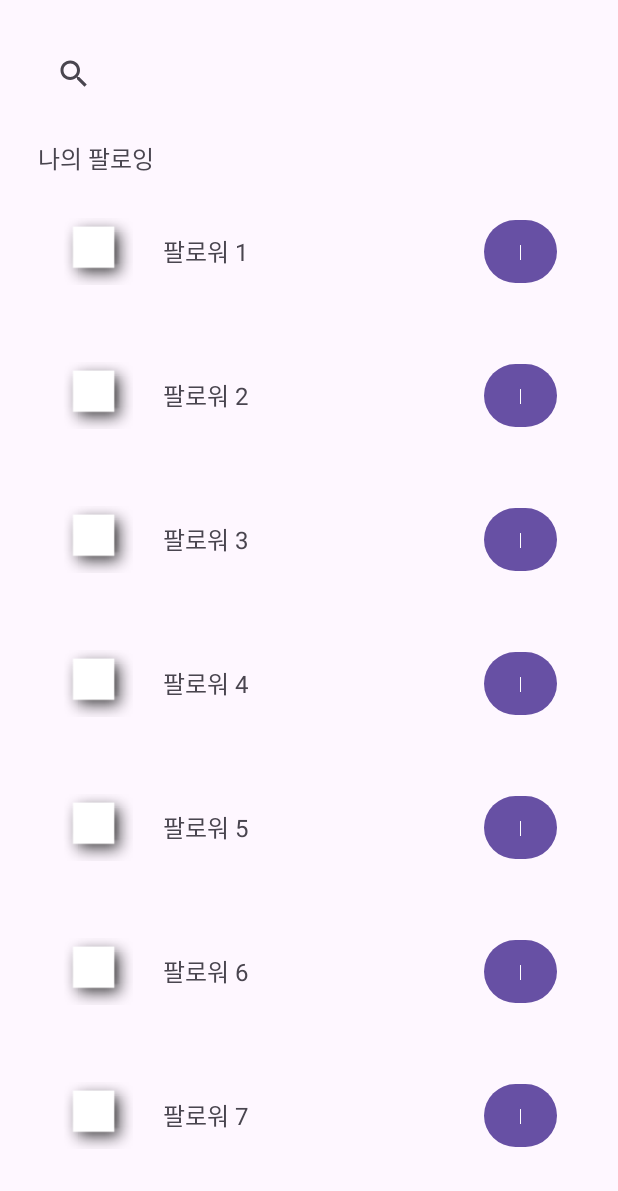
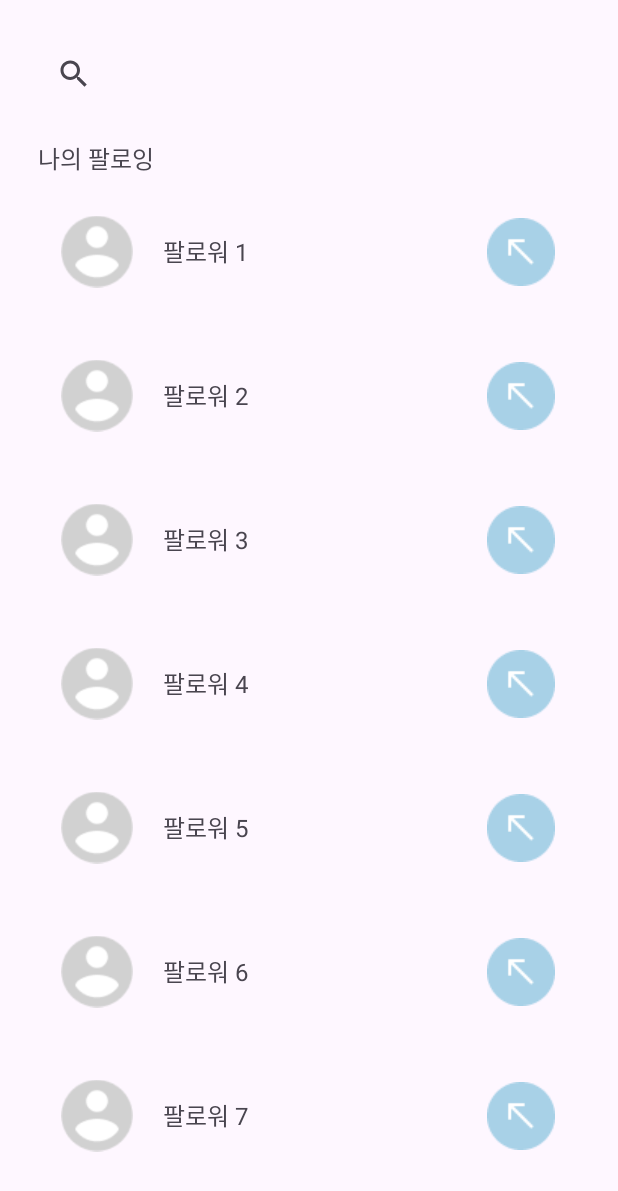
Before and after one commit to 2093ab/pill_note, an Android app: the screen it shows after launch (MainActivity), on a phone screen of 412 x 824 dp. Shown: the top 1191 px of the screen. Run offline under Robolectric (Android 15) with nearby library versions, the phone set to English and light mode, and no system bars.

Commit message:
design: add default profile image and `ImageButton`

```diff
--- a/app/src/main/java/com/example/pill_note/FollowAdapter.kt
+++ b/app/src/main/java/com/example/pill_note/FollowAdapter.kt
@@ -17,7 +17,7 @@ class FollowAdapter(val datas: MutableList<String>): RecyclerView.Adapter<Recycl
 
     override fun onBindViewHolder(holder: RecyclerView.ViewHolder, position: Int) {
         val binding = (holder as FollowViewHolder).binding
-        binding.followerImage.setImageResource(android.R.drawable.picture_frame)
+        binding.followerImage.setImageResource(R.drawable.profile_icon)
         binding.followerName.text = datas[position]
     }
 
--- a/app/src/main/res/layout/follower_recyclerview.xml
+++ b/app/src/main/res/layout/follower_recyclerview.xml
@@ -1,33 +1,34 @@
 <?xml version="1.0" encoding="utf-8"?>
 <LinearLayout xmlns:android="http://schemas.android.com/apk/res/android"
     android:id="@+id/item_root"
-    android:orientation="horizontal"
     android:layout_width="match_parent"
     android:layout_height="wrap_content"
+    android:layout_marginBottom="15dp"
     android:gravity="center_vertical"
-    android:padding="15dp"
-    android:layout_marginBottom="15dp">
+    android:orientation="horizontal"
+    android:padding="15dp">
 
     <ImageView
         android:id="@+id/follower_image"
         android:layout_width="0dp"
-        android:layout_weight="1"
-        android:layout_height="50dp"/>
+        android:layout_height="50dp"
+        android:layout_weight="1" />
 
     <TextView
         android:id="@+id/follower_name"
         android:layout_width="0dp"
+        android:layout_height="wrap_content"
+        android:layout_marginLeft="20dp"
+        android:layout_marginRight="20dp"
         android:layout_weight="4"
-        android:layout_height="wrap_content"
-        android:textSize="16dp"
-        android:layout_marginLeft="20dp"
-        android:layout_marginRight="20dp"/>
+        android:textSize="16dp" />
 
-    <Button
+    <ImageButton
         android:id="@+id/follower_info_button"
         android:layout_width="0dp"
+        android:layout_height="50dp"
         android:layout_weight="1"
-        android:layout_height="50dp"
-        android:text="I" />
+        android:backgroundTint="#00000000"
+        android:src="@drawable/arrow" />
 
 </LinearLayout>
```
Also changed, not shown: app/src/main/res/drawable/arrow.png (added), app/src/main/res/drawable/profile_icon.png (added).
